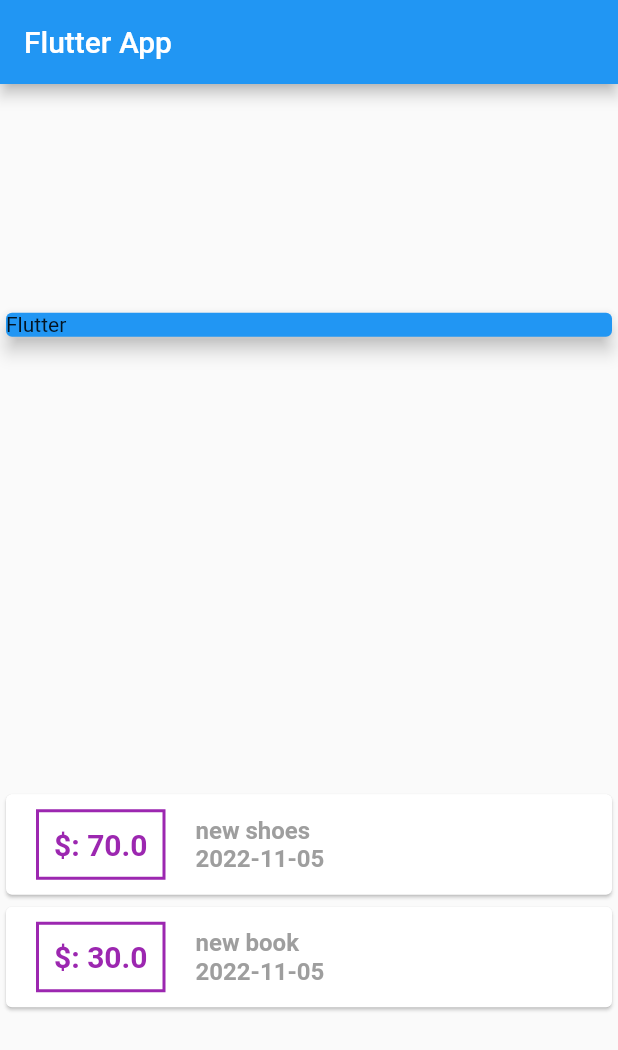
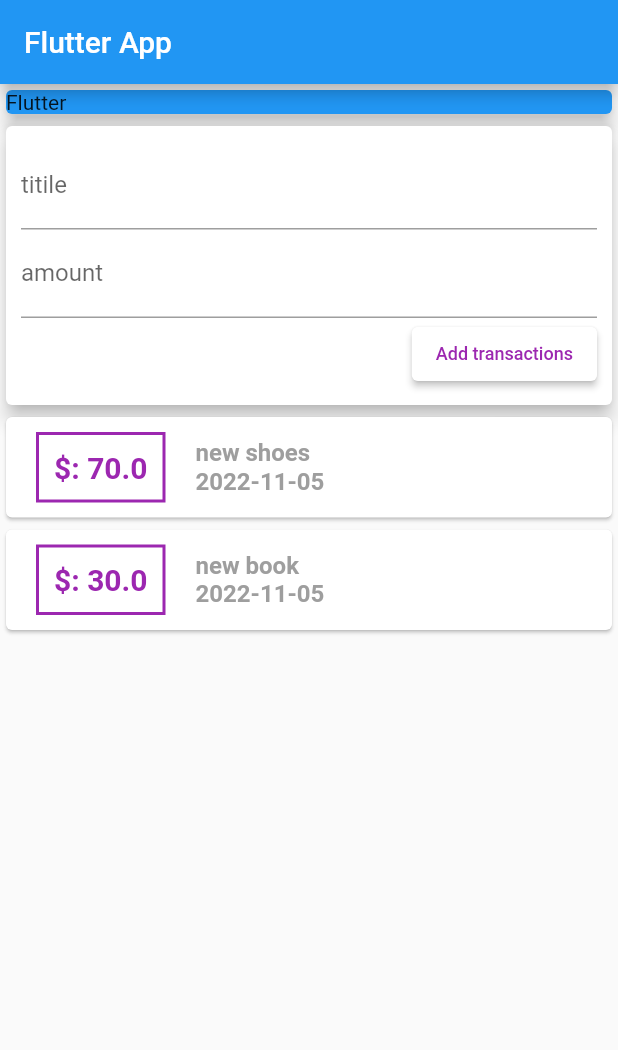
Before and after one commit to seamoooo/flutter, a Flutter app: the screen it shows after launch, on a phone screen of 412 x 824 dp. Shown: the top 1050 px of the screen. Run offline on Flutter 3.47's test engine with Material 2 defaults, Android fonts, the phone set to English and light mode, and no system bars.

Commit message:
add textFiled

```diff
--- a/flutter/widgets_catlog/lib/main.dart
+++ b/flutter/widgets_catlog/lib/main.dart
@@ -30,6 +30,9 @@ class MyHomePage extends StatelessWidget {
     ),
   ];
 
+  String titleInput;
+  String amountInput;
+
   @override
   Widget build(BuildContext context) {
     return Scaffold(
@@ -37,7 +40,7 @@ class MyHomePage extends StatelessWidget {
           title: Text('Flutter App'),
         ),
         body: Column(
-            mainAxisAlignment: MainAxisAlignment.spaceAround,
+            mainAxisAlignment: MainAxisAlignment.start,
             crossAxisAlignment: CrossAxisAlignment.stretch,
             children: <Widget>[
               Container(
@@ -46,6 +49,43 @@ class MyHomePage extends StatelessWidget {
                   color: Colors.blue,
                   child: Text('Flutter'),
                   elevation: 5,
+                ),
+              ),
+              Card(
+                elevation: 5,
+                child: Container(
+                  padding: EdgeInsets.all(10),
+                  child: Column(
+                    crossAxisAlignment: CrossAxisAlignment.end,
+                    children: <Widget>[
+                      TextField(
+                        decoration: InputDecoration(labelText: 'titile'),
+                        onChanged: (val) {
+                          titleInput = val;
+                        },
+                      ),
+                      TextField(
+                        decoration: InputDecoration(labelText: 'amount'),
+                        onChanged: (val) => amountInput = val,
+                      ),
+                      ElevatedButton(
+                        child: Text(
+                          'Add transactions',
+                          style: TextStyle(
+                            color: Colors.purple,
+                            fontSize: 12,
+                          ),
+                        ),
+                        style: ElevatedButton.styleFrom(
+                          backgroundColor: Colors.white, //ボタンの背景色
+                        ),
+                        onPressed: () {
+                          print(titleInput);
+                          print(amountInput);
+                        },
+                      )
+                    ],
+                  ),
                 ),
               ),
               Container(
```
Also changed, not shown: 3 other files.
